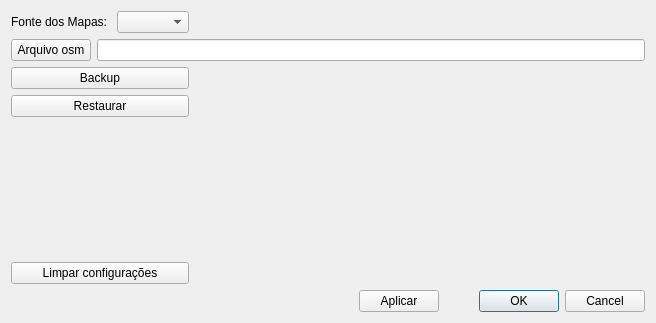
First picture: the form in src/main/python/ui/dialogs/settingsDialog.ui, repository matheusfillipe/ganec, before the edit.
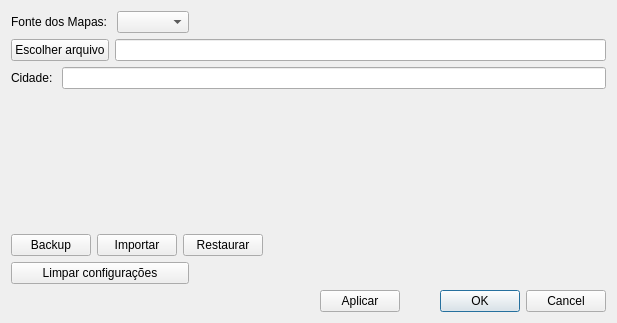
Second picture: the form after the edit.

Commit message: Falta editar escolas, testar increemento de series, outros detalhes - widgets divididos em arquivos

```diff
--- a/src/main/python/ui/dialogs/settingsDialog.ui
+++ b/src/main/python/ui/dialogs/settingsDialog.ui
@@ -6,7 +6,7 @@
    <rect>
     <x>0</x>
     <y>0</y>
-    <width>656</width>
+    <width>617</width>
     <height>323</height>
    </rect>
   </property>
@@ -14,7 +14,7 @@
    <string>Dialog</string>
   </property>
   <layout class="QGridLayout" name="gridLayout">
-   <item row="6" column="0" colspan="2">
+   <item row="9" column="0" colspan="2">
     <layout class="QHBoxLayout" name="horizontalLayout_2">
      <item>
       <spacer name="horizontalSpacer">
@@ -114,7 +114,7 @@
         <string>&lt;html&gt;&lt;head/&gt;&lt;body&gt;&lt;p&gt;Escolha o arquivo osm para calculos de rota mínima. Esse arquivo que define a rede de estradas possíveis. Ele pode ser baixado em: &lt;a href=&quot;https://www.openstreetmap.org/export#map=14/-18.9979/-46.2863&quot;&gt;&lt;span style=&quot; text-decoration: underline; color:#2980b9;&quot;&gt;https://www.openstreetmap.org/export#map=14/-18.9979/-46.2863&lt;/span&gt;&lt;/a&gt;&lt;/p&gt;&lt;/body&gt;&lt;/html&gt;</string>
        </property>
        <property name="text">
-        <string>Arquivo osm</string>
+        <string>Escolher arquivo</string>
        </property>
       </widget>
      </item>
@@ -133,7 +133,22 @@
      </item>
     </layout>
    </item>
-   <item row="2" column="0">
+   <item row="0" column="1">
+    <spacer name="horizontalSpacer_2">
+     <property name="orientation">
+      <enum>Qt::Horizontal</enum>
+     </property>
+     <property name="sizeHint" stdset="0">
+      <size>
+       <width>40</width>
+       <height>20</height>
+      </size>
+     </property>
+    </spacer>
+   </item>
+   <item row="4" column="0" colspan="2">
+    <layout class="QHBoxLayout" name="horizontalLayout_10">
+     <item>
     <widget class="QPushButton" name="backupBtn">
      <property name="toolTip">
       <string>&lt;html&gt;&lt;head/&gt;&lt;body&gt;&lt;p&gt;Cria um backup dos alunos, escolas e rotas que pode ser restaurado no futuro.&lt;/p&gt;&lt;/body&gt;&lt;/html&gt;</string>
@@ -146,20 +161,66 @@
      </property>
     </widget>
    </item>
-   <item row="3" column="0">
+     <item>
     <widget class="QPushButton" name="restaurarBtn">
      <property name="toolTip">
       <string>&lt;html&gt;&lt;head/&gt;&lt;body&gt;&lt;p&gt;Restaura as configurações a partir de um backup.&lt;/p&gt;&lt;/body&gt;&lt;/html&gt;</string>
      </property>
      <property name="whatsThis">
       <string>&lt;html&gt;&lt;head/&gt;&lt;body&gt;&lt;p&gt;Restaura as configurações a partir de um backup.&lt;/p&gt;&lt;/body&gt;&lt;/html&gt;</string>
+       </property>
+       <property name="text">
+        <string>Importar</string>
+       </property>
+      </widget>
+     </item>
+     <item>
+      <widget class="QPushButton" name="pushButton">
+       <property name="toolTip">
+        <string>&lt;html&gt;&lt;head/&gt;&lt;body&gt;&lt;p&gt;Restaura as configuações a partir de um backup&lt;/p&gt;&lt;/body&gt;&lt;/html&gt;</string>
+       </property>
+       <property name="whatsThis">
+        <string>&lt;html&gt;&lt;head/&gt;&lt;body&gt;&lt;p&gt;Restaura as configuações a partir de um backup&lt;/p&gt;&lt;/body&gt;&lt;/html&gt;</string>
      </property>
      <property name="text">
       <string>Restaurar</string>
      </property>
     </widget>
    </item>
-   <item row="4" column="0">
+     <item>
+      <spacer name="horizontalSpacer_4">
+       <property name="orientation">
+        <enum>Qt::Horizontal</enum>
+       </property>
+       <property name="sizeHint" stdset="0">
+        <size>
+         <width>40</width>
+         <height>20</height>
+        </size>
+       </property>
+      </spacer>
+     </item>
+    </layout>
+   </item>
+   <item row="2" column="0" colspan="2">
+    <layout class="QHBoxLayout" name="horizontalLayout_4">
+     <item>
+      <widget class="QLabel" name="label_2">
+       <property name="text">
+        <string>Cidade: </string>
+       </property>
+      </widget>
+     </item>
+     <item>
+      <widget class="QLineEdit" name="lineEdit_2">
+       <property name="text">
+        <string/>
+       </property>
+      </widget>
+     </item>
+    </layout>
+   </item>
+   <item row="3" column="0">
     <spacer name="verticalSpacer">
      <property name="orientation">
       <enum>Qt::Vertical</enum>
```
Left out of the diff: 68 changed lines with no effect on the pictures. Lines whose indentation alone changed are shown as unchanged. The commit also changes 20 other files.
